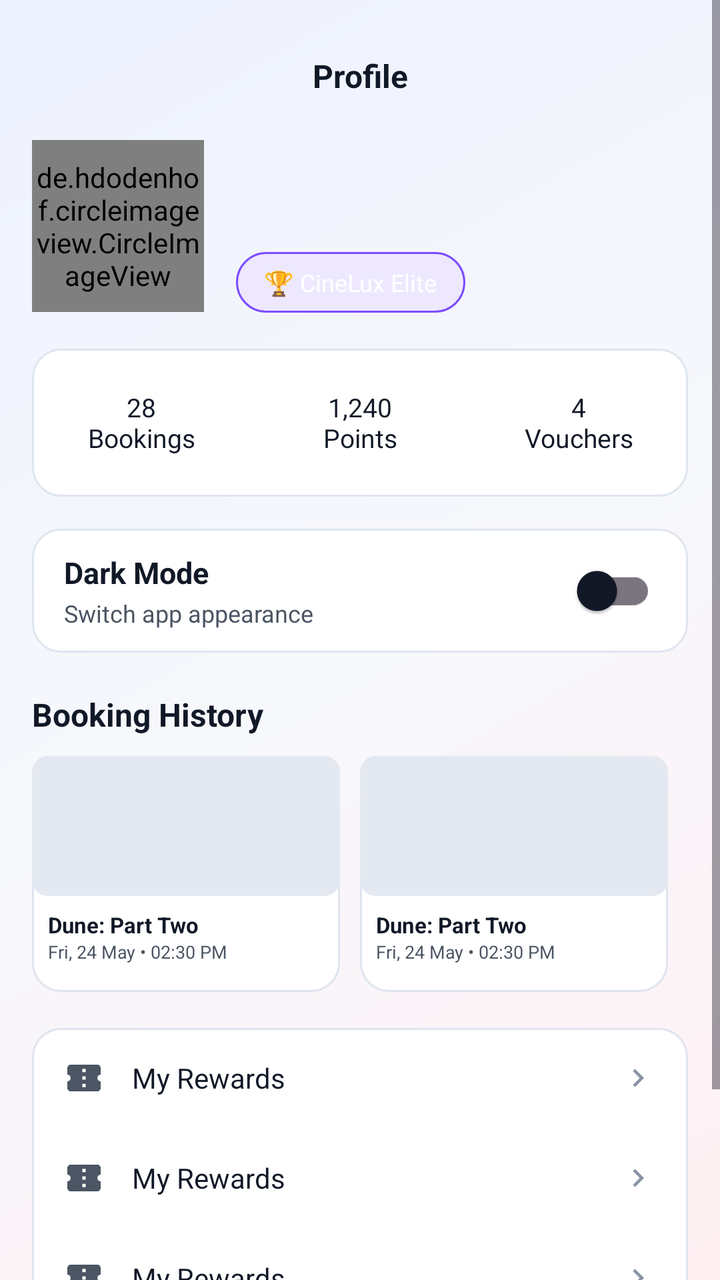
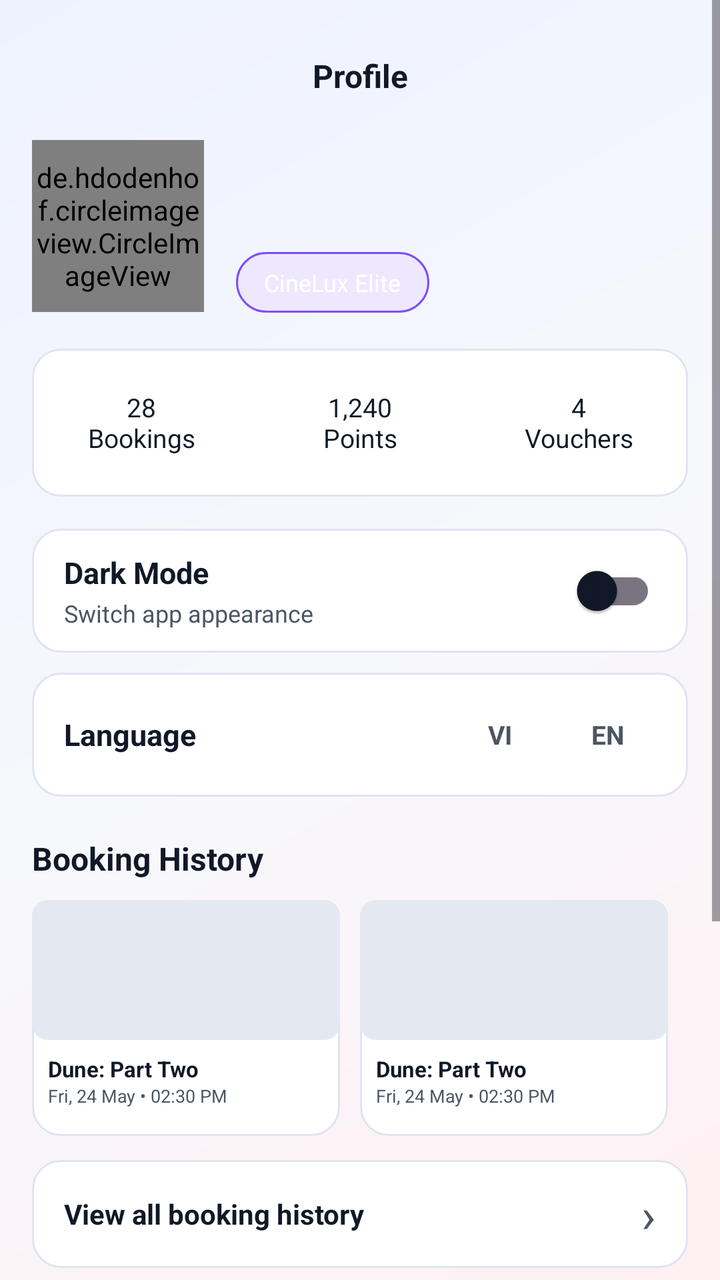

Before-and-after screenshots of an Android layout around one commit, followed by the original layout XML and the change that was made.
<!-- AndroidManifest.xml: application theme Theme.BookingTicket -->
<!-- res/layout/fragment_account.xml -->
<?xml version="1.0" encoding="utf-8"?>
<androidx.constraintlayout.widget.ConstraintLayout
    xmlns:android="http://schemas.android.com/apk/res/android"
    xmlns:app="http://schemas.android.com/apk/res-auto"
    android:layout_width="match_parent"
    android:layout_height="match_parent"
    android:background="@drawable/bg_cinelux_screen">

    <LinearLayout
        android:id="@+id/not_logged_in_layout"
        android:layout_width="0dp"
        android:layout_height="wrap_content"
        android:layout_margin="24dp"
        android:background="@drawable/bg_panel"
        android:gravity="center"
        android:orientation="vertical"
        android:padding="24dp"
        android:visibility="gone"
        app:layout_constraintBottom_toBottomOf="parent"
        app:layout_constraintEnd_toEndOf="parent"
        app:layout_constraintStart_toStartOf="parent"
        app:layout_constraintTop_toTopOf="parent">

        <TextView
            android:layout_width="92dp"
            android:layout_height="92dp"
            android:background="@drawable/bg_purple_chip"
            android:gravity="center"
            android:text="C"
            android:textColor="@color/white"
            android:textSize="42sp"
            android:textStyle="bold" />

        <TextView
            android:layout_width="match_parent"
            android:layout_height="wrap_content"
            android:layout_marginTop="18dp"
            android:text="Join CineLux"
            android:textAlignment="center"
            android:textColor="@color/text_primary"
            android:textSize="22sp"
            android:textStyle="bold" />

        <TextView
            android:layout_width="match_parent"
            android:layout_height="wrap_content"
            android:layout_marginTop="8dp"
            android:text="Sign in to manage tickets, rewards and favorite movies."
            android:textAlignment="center"
            android:textColor="@color/text_secondary"
            android:textSize="14sp" />

        <com.google.android.material.button.MaterialButton
            android:id="@+id/btn_login"
            style="@style/PrimaryButton"
            android:layout_width="match_parent"
            android:layout_height="52dp"
            android:layout_marginTop="24dp"
            android:background="@drawable/bg_cinelux_button"
            android:text="Sign In" />

        <LinearLayout
            android:layout_width="match_parent"
            android:layout_height="58dp"
            android:layout_marginTop="16dp"
            android:background="@drawable/bg_chip"
            android:gravity="center_vertical"
            android:orientation="horizontal"
            android:paddingHorizontal="14dp">

            <TextView
                android:id="@+id/guest_theme_label"
                android:layout_width="0dp"
                android:layout_height="wrap_content"
                android:layout_weight="1"
                android:text="Dark Mode"
                android:textColor="@color/text_primary"
                android:textSize="14sp"
                android:textStyle="bold" />

            <com.google.android.material.switchmaterial.SwitchMaterial
                android:id="@+id/guest_theme_switch"
                android:layout_width="wrap_content"
                android:layout_height="wrap_content" />

        </LinearLayout>

    </LinearLayout>

    <ScrollView
        android:id="@+id/logged_in_layout"
        android:layout_width="match_parent"
        android:layout_height="match_parent"
        android:visibility="visible">

        <LinearLayout
            android:layout_width="match_parent"
            android:layout_height="wrap_content"
            android:orientation="vertical"
            android:padding="16dp">

            <TextView
                android:layout_width="match_parent"
                android:layout_height="44dp"
                android:gravity="center"
                android:text="Profile"
                android:textColor="@color/text_primary"
                android:textSize="16sp"
                android:textStyle="bold" />

            <LinearLayout
                android:layout_width="match_parent"
                android:layout_height="wrap_content"
                android:layout_marginTop="10dp"
                android:gravity="center_vertical"
                android:orientation="horizontal">

                <de.hdodenhof.circleimageview.CircleImageView
                    android:id="@+id/user_avatar"
                    android:layout_width="86dp"
                    android:layout_height="86dp"
                    android:src="@drawable/ic_account"
                    app:civ_border_color="@color/accent_purple"
                    app:civ_border_width="3dp" />

                <LinearLayout
                    android:layout_width="0dp"
                    android:layout_height="wrap_content"
                    android:layout_marginStart="16dp"
                    android:layout_weight="1"
                    android:orientation="vertical">

                    <TextView
                        android:id="@+id/user_name"
                        android:layout_width="match_parent"
                        android:layout_height="wrap_content"
                        android:textColor="@color/text_primary"
                        android:textSize="18sp"
                        android:textStyle="bold" />

                    <TextView
                        android:id="@+id/user_email"
                        android:layout_width="match_parent"
                        android:layout_height="wrap_content"
                        android:layout_marginTop="4dp"
                        android:textColor="@color/text_secondary"
                        android:textSize="13sp" />

                    <TextView
                        android:layout_width="wrap_content"
                        android:layout_height="wrap_content"
                        android:layout_marginTop="10dp"
                        android:background="@drawable/bg_purple_chip"
                        android:paddingHorizontal="14dp"
                        android:paddingVertical="7dp"
                        android:text="🏆 CineLux Elite"
                        android:textColor="@color/white"
                        android:textSize="12sp" />

                </LinearLayout>

            </LinearLayout>

            <LinearLayout
                android:layout_width="match_parent"
                android:layout_height="74dp"
                android:layout_marginTop="18dp"
                android:background="@drawable/bg_panel"
                android:orientation="horizontal">

                <TextView
                    android:layout_width="0dp"
                    android:layout_height="match_parent"
                    android:layout_weight="1"
                    android:gravity="center"
                    android:text="28\nBookings"
                    android:textColor="@color/text_primary"
                    android:textSize="13sp" />

                <TextView
                    android:layout_width="0dp"
                    android:layout_height="match_parent"
                    android:layout_weight="1"
                    android:gravity="center"
                    android:text="1,240\nPoints"
                    android:textColor="@color/text_primary"
                    android:textSize="13sp" />

                <TextView
                    android:layout_width="0dp"
                    android:layout_height="match_parent"
                    android:layout_weight="1"
                    android:gravity="center"
                    android:text="4\nVouchers"
                    android:textColor="@color/text_primary"
                    android:textSize="13sp" />

            </LinearLayout>

            <LinearLayout
                android:layout_width="match_parent"
                android:layout_height="62dp"
                android:layout_marginTop="16dp"
                android:background="@drawable/bg_panel"
                android:gravity="center_vertical"
                android:orientation="horizontal"
                android:paddingHorizontal="16dp">

                <LinearLayout
                    android:layout_width="0dp"
                    android:layout_height="wrap_content"
                    android:layout_weight="1"
                    android:orientation="vertical">

                    <TextView
                        android:id="@+id/theme_label"
                        android:layout_width="match_parent"
                        android:layout_height="wrap_content"
                        android:text="Dark Mode"
                        android:textColor="@color/text_primary"
                        android:textSize="15sp"
                        android:textStyle="bold" />

                    <TextView
                        android:layout_width="match_parent"
                        android:layout_height="wrap_content"
                        android:layout_marginTop="2dp"
                        android:text="Switch app appearance"
                        android:textColor="@color/text_secondary"
                        android:textSize="12sp" />

                </LinearLayout>

                <com.google.android.material.switchmaterial.SwitchMaterial
                    android:id="@+id/theme_switch"
                    android:layout_width="wrap_content"
                    android:layout_height="wrap_content" />

            </LinearLayout>

            <TextView
                android:layout_width="match_parent"
                android:layout_height="wrap_content"
                android:layout_marginTop="20dp"
                android:text="Booking History"
                android:textColor="@color/text_primary"
                android:textSize="16sp"
                android:textStyle="bold" />

            <LinearLayout
                android:layout_width="match_parent"
                android:layout_height="118dp"
                android:layout_marginTop="10dp"
                android:orientation="horizontal">

                <include layout="@layout/view_profile_movie_card" />
                <include layout="@layout/view_profile_movie_card" />

            </LinearLayout>

            <LinearLayout
                android:layout_width="match_parent"
                android:layout_height="wrap_content"
                android:layout_marginTop="18dp"
                android:background="@drawable/bg_panel"
                android:orientation="vertical">

                <include layout="@layout/view_profile_menu_item" />
                <include layout="@layout/view_profile_menu_item" />
                <include layout="@layout/view_profile_menu_item" />

            </LinearLayout>

            <com.google.android.material.button.MaterialButton
                android:id="@+id/btn_logout"
                style="@style/Widget.Material3.Button.OutlinedButton"
                android:layout_width="match_parent"
                android:layout_height="50dp"
                android:layout_marginTop="20dp"
                android:text="Sign Out"
                android:textColor="@color/primary_light"
                app:backgroundTint="@android:color/transparent"
                app:strokeColor="@color/primary"
                app:strokeWidth="1dp" />

            <LinearLayout
                android:id="@+id/menu_profile"
                android:layout_width="1dp"
                android:layout_height="1dp"
                android:visibility="invisible" />

            <LinearLayout
                android:id="@+id/menu_transactions"
                android:layout_width="1dp"
                android:layout_height="1dp"
                android:visibility="invisible" />

        </LinearLayout>

    </ScrollView>

</androidx.constraintlayout.widget.ConstraintLayout>
<!-- res/layout/view_profile_movie_card.xml (included above) -->
<?xml version="1.0" encoding="utf-8"?>
<LinearLayout xmlns:android="http://schemas.android.com/apk/res/android"
    android:layout_width="0dp"
    android:layout_height="match_parent"
    android:layout_marginEnd="10dp"
    android:layout_weight="1"
    android:background="@drawable/bg_panel"
    android:orientation="vertical">

    <ImageView
        android:layout_width="match_parent"
        android:layout_height="70dp"
        android:scaleType="centerCrop"
        android:src="@drawable/placeholder_movie" />

    <TextView
        android:layout_width="match_parent"
        android:layout_height="wrap_content"
        android:paddingHorizontal="8dp"
        android:paddingTop="7dp"
        android:text="Dune: Part Two"
        android:textColor="@color/text_primary"
        android:textSize="11sp"
        android:textStyle="bold" />

    <TextView
        android:layout_width="match_parent"
        android:layout_height="wrap_content"
        android:paddingHorizontal="8dp"
        android:text="Fri, 24 May • 02:30 PM"
        android:textColor="@color/text_secondary"
        android:textSize="9sp" />
</LinearLayout>
<!-- res/layout/view_profile_menu_item.xml (included above) -->
<?xml version="1.0" encoding="utf-8"?>
<LinearLayout
    xmlns:android="http://schemas.android.com/apk/res/android"
    xmlns:app="http://schemas.android.com/apk/res-auto"
    android:layout_width="match_parent"
    android:layout_height="50dp"
    android:background="?attr/selectableItemBackground"
    android:gravity="center_vertical"
    android:orientation="horizontal"
    android:paddingHorizontal="16dp">

    <ImageView
        android:layout_width="20dp"
        android:layout_height="20dp"
        android:src="@drawable/ic_ticket"
        app:tint="@color/text_secondary" />

    <TextView
        android:layout_width="0dp"
        android:layout_height="wrap_content"
        android:layout_marginStart="14dp"
        android:layout_weight="1"
        android:text="My Rewards"
        android:textColor="@color/text_primary"
        android:textSize="14sp" />

    <ImageView
        android:layout_width="18dp"
        android:layout_height="18dp"
        android:src="@drawable/ic_chevron_right"
        app:tint="@color/text_hint" />
</LinearLayout>
<!-- resources referenced by this layout -->
<resources>
  <color name="accent_purple">#7C4DFF</color>
  <color name="primary">#E91B38</color>
  <color name="primary_light">#FF4A63</color>
  <color name="text_hint">#8A94A6</color>
  <color name="text_primary">#111827</color>
  <color name="text_secondary">#4B5563</color>
  <color name="white">#FFFFFFFF</color>
  <!-- drawable bg_chip (drawable) -->
  <?xml version="1.0" encoding="utf-8"?>
  <shape xmlns:android="http://schemas.android.com/apk/res/android">
      <solid android:color="@color/chip_fill" />
      <corners android:radius="20dp" />
      <stroke
          android:width="1dp"
          android:color="@color/chip_stroke" />
  </shape>
  <!-- drawable bg_cinelux_button (drawable) -->
  <?xml version="1.0" encoding="utf-8"?>
  <shape xmlns:android="http://schemas.android.com/apk/res/android">
      <gradient
          android:angle="0"
          android:startColor="#C91025"
          android:endColor="#F02442" />
      <corners android:radius="10dp" />
  </shape>
  <!-- drawable bg_panel (drawable) -->
  <?xml version="1.0" encoding="utf-8"?>
  <shape xmlns:android="http://schemas.android.com/apk/res/android">
      <solid android:color="@color/panel_fill" />
      <corners android:radius="14dp" />
      <stroke
          android:width="1dp"
          android:color="@color/panel_stroke" />
  </shape>
  <!-- drawable bg_purple_chip (drawable) -->
  <?xml version="1.0" encoding="utf-8"?>
  <shape xmlns:android="http://schemas.android.com/apk/res/android">
      <solid android:color="@color/purple_chip_fill" />
      <corners android:radius="20dp" />
      <stroke
          android:width="1dp"
          android:color="#7C4DFF" />
  </shape>
  <!-- drawable placeholder_movie (drawable) -->
  <?xml version="1.0" encoding="utf-8"?>
  <shape xmlns:android="http://schemas.android.com/apk/res/android"
      android:shape="rectangle">
      <solid android:color="@color/surface_variant" />
      <corners android:radius="8dp" />
  </shape>
  <style name="PrimaryButton" parent="Widget.Material3.Button">
          <item name="android:backgroundTint">@color/primary</item>
          <item name="android:textColor">@color/white</item>
          <item name="cornerRadius">10dp</item>
      </style>
  <style name="Theme.BookingTicket" parent="Base.Theme.BookingTicket" />
  <color name="chip_fill">#F1F3F8</color>
  <color name="chip_stroke">#DFE5EF</color>
  <color name="screen_gradient_start">#FFF0F3</color>
  <color name="screen_gradient_center">#F7F8FC</color>
  <color name="screen_gradient_end">#EEF2FF</color>
  <color name="panel_fill">#FFFFFFFF</color>
  <color name="panel_stroke">#DFE5EF</color>
  <color name="purple_chip_fill">#EEE8FF</color>
  <color name="surface_variant">#E4E8F0</color>
  <color name="primary_dark">#A80F24</color>
  <color name="background">#F7F8FC</color>
  <color name="surface">#FFFFFFFF</color>
  <color name="error">#EF4444</color>
  <!-- unchanged entries left out for length: 5 -->
</resources>

<!-- the commit's change to res/layout/fragment_account.xml (unified diff, before → after) -->
@@ -35,7 +35,7 @@
             android:layout_width="match_parent"
             android:layout_height="wrap_content"
             android:layout_marginTop="18dp"
-            android:text="Join CineLux"
+            android:text="@string/join_cinelux"
             android:textAlignment="center"
             android:textColor="@color/text_primary"
             android:textSize="22sp"
@@ -45,7 +45,7 @@
             android:layout_width="match_parent"
             android:layout_height="wrap_content"
             android:layout_marginTop="8dp"
-            android:text="Sign in to manage tickets, rewards and favorite movies."
+            android:text="@string/join_cinelux_subtitle"
             android:textAlignment="center"
             android:textColor="@color/text_secondary"
             android:textSize="14sp" />
@@ -57,7 +57,7 @@
             android:layout_height="52dp"
             android:layout_marginTop="24dp"
             android:background="@drawable/bg_cinelux_button"
-            android:text="Sign In" />
+            android:text="@string/sign_in" />
 
         <LinearLayout
             android:layout_width="match_parent"
@@ -73,7 +73,7 @@
                 android:layout_width="0dp"
                 android:layout_height="wrap_content"
                 android:layout_weight="1"
-                android:text="Dark Mode"
+                android:text="@string/dark_mode"
                 android:textColor="@color/text_primary"
                 android:textSize="14sp"
                 android:textStyle="bold" />
@@ -82,6 +82,47 @@
                 android:id="@+id/guest_theme_switch"
                 android:layout_width="wrap_content"
                 android:layout_height="wrap_content" />
+
+        </LinearLayout>
+
+        <LinearLayout
+            android:layout_width="match_parent"
+            android:layout_height="58dp"
+            android:layout_marginTop="10dp"
+            android:background="@drawable/bg_chip"
+            android:gravity="center_vertical"
+            android:orientation="horizontal"
+            android:paddingHorizontal="14dp">
+
+            <TextView
+                android:layout_width="0dp"
+                android:layout_height="wrap_content"
+                android:layout_weight="1"
+                android:text="@string/language_label"
+                android:textColor="@color/text_primary"
+                android:textSize="14sp"
+                android:textStyle="bold" />
+
+            <TextView
+                android:id="@+id/guest_language_vi"
+                android:layout_width="48dp"
+                android:layout_height="36dp"
+                android:gravity="center"
+                android:text="@string/language_vietnamese"
+                android:textColor="@color/text_secondary"
+                android:textSize="13sp"
+                android:textStyle="bold" />
+
+            <TextView
+                android:id="@+id/guest_language_en"
+                android:layout_width="48dp"
+                android:layout_height="36dp"
+                android:layout_marginStart="6dp"
+                android:gravity="center"
+                android:text="@string/language_english"
+                android:textColor="@color/text_secondary"
+                android:textSize="13sp"
+                android:textStyle="bold" />
 
         </LinearLayout>
 
@@ -103,7 +144,7 @@
                 android:layout_width="match_parent"
                 android:layout_height="44dp"
                 android:gravity="center"
-                android:text="Profile"
+                android:text="@string/profile_title"
                 android:textColor="@color/text_primary"
                 android:textSize="16sp"
                 android:textStyle="bold" />
@@ -153,7 +194,7 @@
                         android:background="@drawable/bg_purple_chip"
                         android:paddingHorizontal="14dp"
                         android:paddingVertical="7dp"
-                        android:text="🏆 CineLux Elite"
+                        android:text="@string/elite_badge"
                         android:textColor="@color/white"
                         android:textSize="12sp" />
 
@@ -173,7 +214,7 @@
                     android:layout_height="match_parent"
                     android:layout_weight="1"
                     android:gravity="center"
-                    android:text="28\nBookings"
+                    android:text="@string/account_bookings_stat"
                     android:textColor="@color/text_primary"
                     android:textSize="13sp" />
 
@@ -182,7 +223,7 @@
                     android:layout_height="match_parent"
                     android:layout_weight="1"
                     android:gravity="center"
-                    android:text="1,240\nPoints"
+                    android:text="@string/account_points_stat"
                     android:textColor="@color/text_primary"
                     android:textSize="13sp" />
 
@@ -191,7 +232,7 @@
                     android:layout_height="match_parent"
                     android:layout_weight="1"
                     android:gravity="center"
-                    android:text="4\nVouchers"
+                    android:text="@string/account_vouchers_stat"
                     android:textColor="@color/text_primary"
                     android:textSize="13sp" />
 
@@ -216,7 +257,7 @@
                         android:id="@+id/theme_label"
                         android:layout_width="match_parent"
                         android:layout_height="wrap_content"
-                        android:text="Dark Mode"
+                        android:text="@string/dark_mode"
                         android:textColor="@color/text_primary"
                         android:textSize="15sp"
                         android:textStyle="bold" />
@@ -225,7 +266,7 @@
                         android:layout_width="match_parent"
                         android:layout_height="wrap_content"
                         android:layout_marginTop="2dp"
-                        android:text="Switch app appearance"
+                        android:text="@string/switch_app_appearance"
                         android:textColor="@color/text_secondary"
                         android:textSize="12sp" />
 
@@ -238,11 +279,52 @@
 
             </LinearLayout>
 
+            <LinearLayout
+                android:layout_width="match_parent"
+                android:layout_height="62dp"
+                android:layout_marginTop="10dp"
+                android:background="@drawable/bg_panel"
+                android:gravity="center_vertical"
+                android:orientation="horizontal"
+                android:paddingHorizontal="16dp">
+
+                <TextView
+                    android:layout_width="0dp"
+                    android:layout_height="wrap_content"
+                    android:layout_weight="1"
+                    android:text="@string/language_label"
+                    android:textColor="@color/text_primary"
+                    android:textSize="15sp"
+                    android:textStyle="bold" />
+
+                <TextView
+                    android:id="@+id/language_vi"
+                    android:layout_width="48dp"
+                    android:layout_height="36dp"
+                    android:gravity="center"
+                    android:text="@string/language_vietnamese"
+                    android:textColor="@color/text_secondary"
+                    android:textSize="13sp"
+                    android:textStyle="bold" />
+
+                <TextView
+                    android:id="@+id/language_en"
+                    android:layout_width="48dp"
+                    android:layout_height="36dp"
+                    android:layout_marginStart="6dp"
+                    android:gravity="center"
+                    android:text="@string/language_english"
+                    android:textColor="@color/text_secondary"
+                    android:textSize="13sp"
+                    android:textStyle="bold" />
+
+            </LinearLayout>
+
             <TextView
                 android:layout_width="match_parent"
                 android:layout_height="wrap_content"
                 android:layout_marginTop="20dp"
-                android:text="Booking History"
+                android:text="@string/booking_history_title"
                 android:textColor="@color/text_primary"
                 android:textSize="16sp"
                 android:textStyle="bold" />
@@ -255,6 +337,37 @@
 
                 <include layout="@layout/view_profile_movie_card" />
                 <include layout="@layout/view_profile_movie_card" />
+
+            </LinearLayout>
+
+            <LinearLayout
+                android:id="@+id/menu_transactions"
+                android:layout_width="match_parent"
+                android:layout_height="54dp"
+                android:layout_marginTop="12dp"
+                android:background="@drawable/bg_panel"
+                android:clickable="true"
+                android:focusable="true"
+                android:foreground="?attr/selectableItemBackground"
+                android:gravity="center_vertical"
+                android:orientation="horizontal"
+                android:paddingHorizontal="16dp">
+
+                <TextView
+                    android:layout_width="0dp"
+                    android:layout_height="wrap_content"
+                    android:layout_weight="1"
+                    android:text="@string/view_all_booking_history"
+                    android:textColor="@color/text_primary"
+                    android:textSize="14sp"
+                    android:textStyle="bold" />
+
+                <TextView
+                    android:layout_width="wrap_content"
+                    android:layout_height="wrap_content"
+                    android:text="›"
+                    android:textColor="@color/text_secondary"
+                    android:textSize="24sp" />
 
             </LinearLayout>
 
@@ -277,7 +390,7 @@
                 android:layout_width="match_parent"
                 android:layout_height="50dp"
                 android:layout_marginTop="20dp"
-                android:text="Sign Out"
+                android:text="@string/sign_out"
                 android:textColor="@color/primary_light"
                 app:backgroundTint="@android:color/transparent"
                 app:strokeColor="@color/primary"
@@ -285,12 +398,6 @@
 
             <LinearLayout
                 android:id="@+id/menu_profile"
-                android:layout_width="1dp"
-                android:layout_height="1dp"
-                android:visibility="invisible" />
-
-            <LinearLayout
-                android:id="@+id/menu_transactions"
                 android:layout_width="1dp"
                 android:layout_height="1dp"
                 android:visibility="invisible" />
@@ -357,7 +464,7 @@
         android:layout_height="wrap_content"
         android:layout_marginStart="14dp"
         android:layout_weight="1"
-        android:text="My Rewards"
+        android:text="@string/my_rewards"
         android:textColor="@color/text_primary"
         android:textSize="14sp" />
 
<!-- resource entries referenced after the edit -->
@@ -50,6 +50,23 @@
       <solid android:color="@color/surface_variant" />
       <corners android:radius="8dp" />
   </shape>
+  <string name="account_bookings_stat">28\nBookings</string>
+  <string name="account_points_stat">1,240\nPoints</string>
+  <string name="account_vouchers_stat">4\nVouchers</string>
+  <string name="booking_history_title">Booking History</string>
+  <string name="dark_mode">Dark Mode</string>
+  <string name="elite_badge">CineLux Elite</string>
+  <string name="join_cinelux">Join CineLux</string>
+  <string name="join_cinelux_subtitle">Sign in to manage tickets, rewards and favorite movies.</string>
+  <string name="language_english">EN</string>
+  <string name="language_label">Language</string>
+  <string name="language_vietnamese">VI</string>
+  <string name="my_rewards">My Rewards</string>
+  <string name="profile_title">Profile</string>
+  <string name="sign_in">Sign In</string>
+  <string name="sign_out">Sign Out</string>
+  <string name="switch_app_appearance">Switch app appearance</string>
+  <string name="view_all_booking_history">View all booking history</string>
   <style name="PrimaryButton" parent="Widget.Material3.Button">
           <item name="android:backgroundTint">@color/primary</item>
           <item name="android:textColor">@color/white</item>
